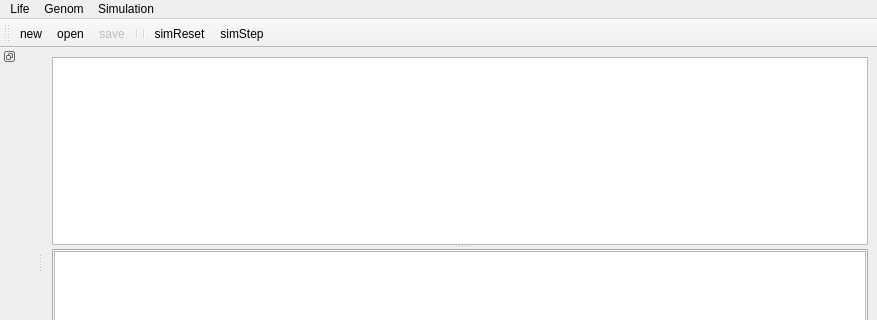
dridk/estel, file widget/lifeeditor.ui: the form before one commit; both pictures show x 0 to 877 and y 0 to 320 of the 877 by 497 pixel window.
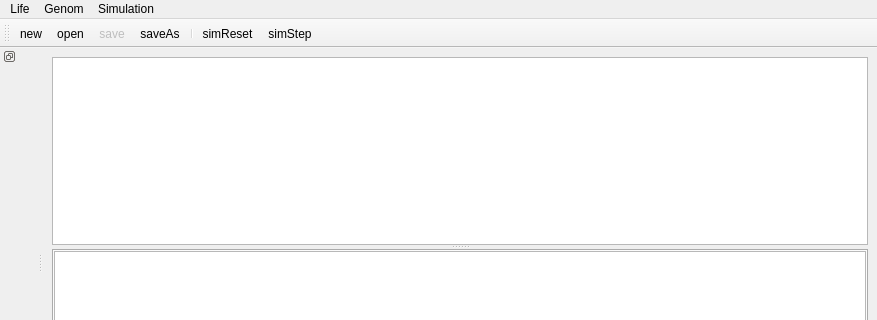
The form after the commit. Custom widgets are drawn as their Qt base class.

Commit message: fix #30 Does the saveAs should open the last file or the new file ?

What changed in the file:
```diff
--- a/widget/lifeeditor.ui
+++ b/widget/lifeeditor.ui
@@ -130,7 +130,7 @@
    <addaction name="actionNew"/>
    <addaction name="actionOpen"/>
    <addaction name="actionSave"/>
-   <addaction name="separator"/>
+   <addaction name="actionSaveAs"/>
    <addaction name="separator"/>
    <addaction name="actionSimReset"/>
    <addaction name="actionSimStep"/>
@@ -202,6 +202,11 @@
     <string>clear error</string>
    </property>
   </action>
+  <action name="actionSaveAs">
+   <property name="text">
+    <string>saveAs</string>
+   </property>
+  </action>
  </widget>
  <customwidgets>
   <customwidget>
```
The commit also changes 1 other file.
